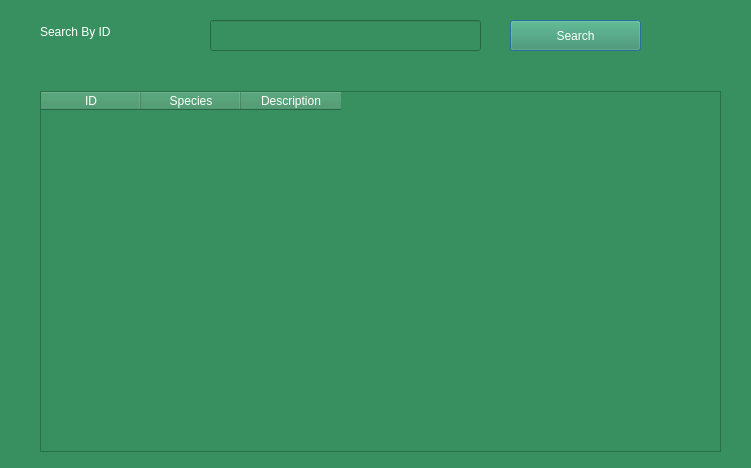
Rabsoninnora/RoseGardenPlantCareSystem, file species.ui: the form before one commit.
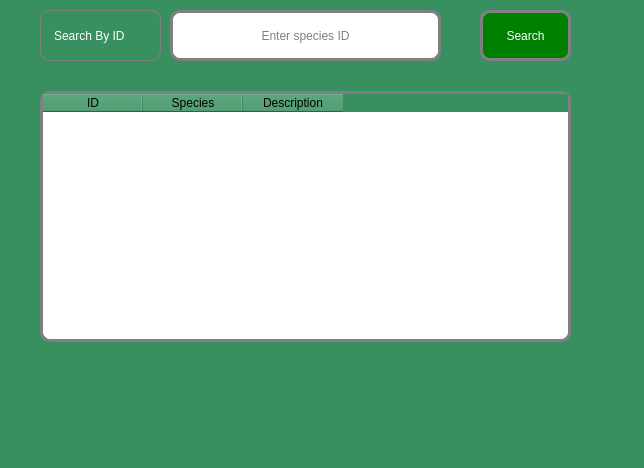
The form after the commit. Icons and pictures are not drawn.

```diff
--- a/species.ui
+++ b/species.ui
@@ -6,7 +6,7 @@
    <rect>
     <x>0</x>
     <y>0</y>
-    <width>751</width>
+    <width>644</width>
     <height>468</height>
    </rect>
   </property>
@@ -19,15 +19,24 @@
   <widget class="QPushButton" name="btnSearch">
    <property name="geometry">
     <rect>
-     <x>510</x>
-     <y>20</y>
-     <width>131</width>
-     <height>31</height>
+     <x>480</x>
+     <y>10</y>
+     <width>91</width>
+     <height>51</height>
     </rect>
    </property>
    <property name="styleSheet">
-    <string notr="true">color: rgb(255, 255, 255);
-font: 500 12pt &quot;Ubuntu&quot;;</string>
+    <string notr="true"> 
+
+ QPushButton {
+  border:3px solid gray;
+  border-radius: 10px;
+  padding: 0 10px;
+  background: green;
+ font: 500 12pt ;
+ color: rgb(255, 255, 255);
+
+}</string>
    </property>
    <property name="text">
     <string>Search</string>
@@ -36,30 +45,48 @@
   <widget class="QLineEdit" name="txtSpeciesName">
    <property name="geometry">
     <rect>
-     <x>210</x>
-     <y>20</y>
+     <x>170</x>
+     <y>10</y>
      <width>271</width>
-     <height>31</height>
+     <height>51</height>
     </rect>
    </property>
    <property name="styleSheet">
-    <string notr="true">border-color: rgb(255, 255, 255);
-font: 500 12pt &quot;Ubuntu&quot;;
-color: rgb(192, 191, 188);</string>
+    <string notr="true"> QLineEdit {
+  border:3px solid gray;
+  border-radius: 10px;
+  padding: 12px 12px;
+  background: rgb(255, 255, 255);
+  font: 700 12pt ;
+  color: rgb(0, 0, 0);;
+}</string>
+   </property>
+   <property name="alignment">
+    <set>Qt::AlignCenter</set>
+   </property>
+   <property name="placeholderText">
+    <string>Enter species ID</string>
    </property>
   </widget>
   <widget class="QLabel" name="label">
    <property name="geometry">
     <rect>
      <x>40</x>
-     <y>16</y>
-     <width>151</width>
-     <height>31</height>
+     <y>10</y>
+     <width>121</width>
+     <height>51</height>
     </rect>
    </property>
    <property name="styleSheet">
-    <string notr="true">color: rgb(255, 255, 255);
-font: 500 12pt &quot;Ubuntu&quot;;</string>
+    <string notr="true">
+ QLabel {
+color: rgb(255, 255, 255);
+font: 500 12pt &quot;Ubuntu&quot;;
+  border:1px solid gray;
+  border-radius: 10px;
+  padding: 0 10px;
+  
+}</string>
    </property>
    <property name="text">
     <string>Search By ID</string>
@@ -70,13 +97,21 @@
     <rect>
      <x>40</x>
      <y>91</y>
-     <width>681</width>
-     <height>361</height>
+     <width>531</width>
+     <height>251</height>
     </rect>
    </property>
    <property name="styleSheet">
-    <string notr="true">color: rgb(255, 255, 255);
-font: 12pt &quot;Ubuntu&quot;;</string>
+    <string notr="true"> QTableWidget 
+{
+
+  border:3px solid gray;
+  border-radius: 10px;
+  background: rgb(255, 255, 255);
+ 
+  color: rgb(0, 0, 0);;
+
+}</string>
    </property>
    <column>
     <property name="text">
```
Left out of the diff: 3 changed lines with no effect on the pictures.
